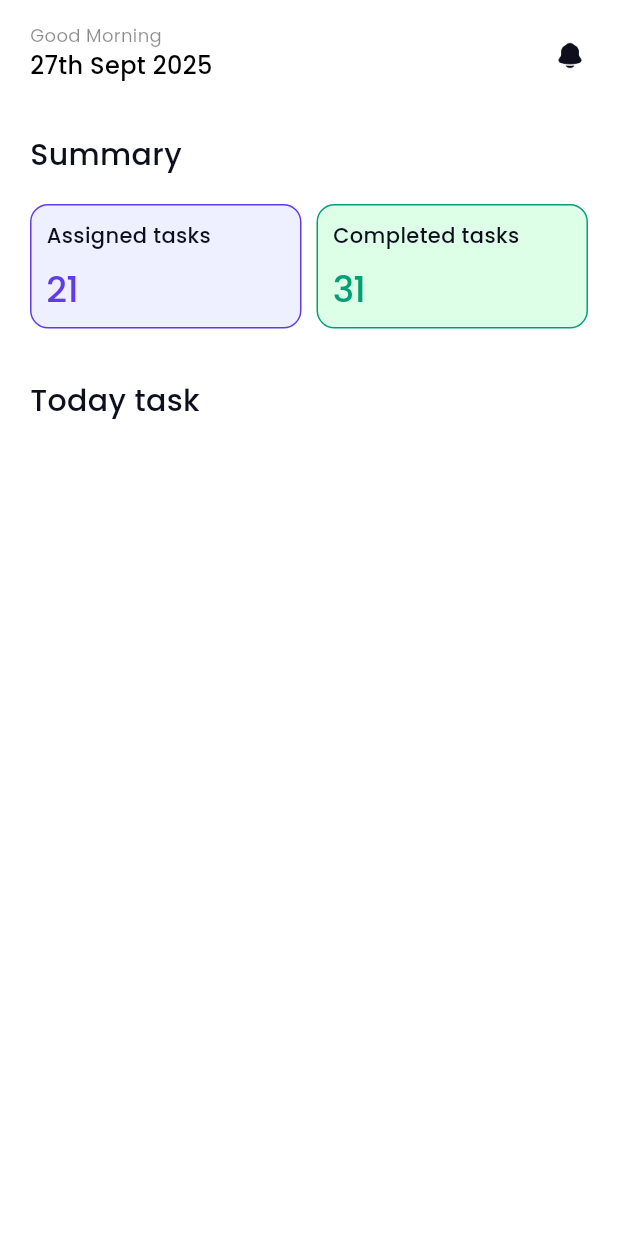
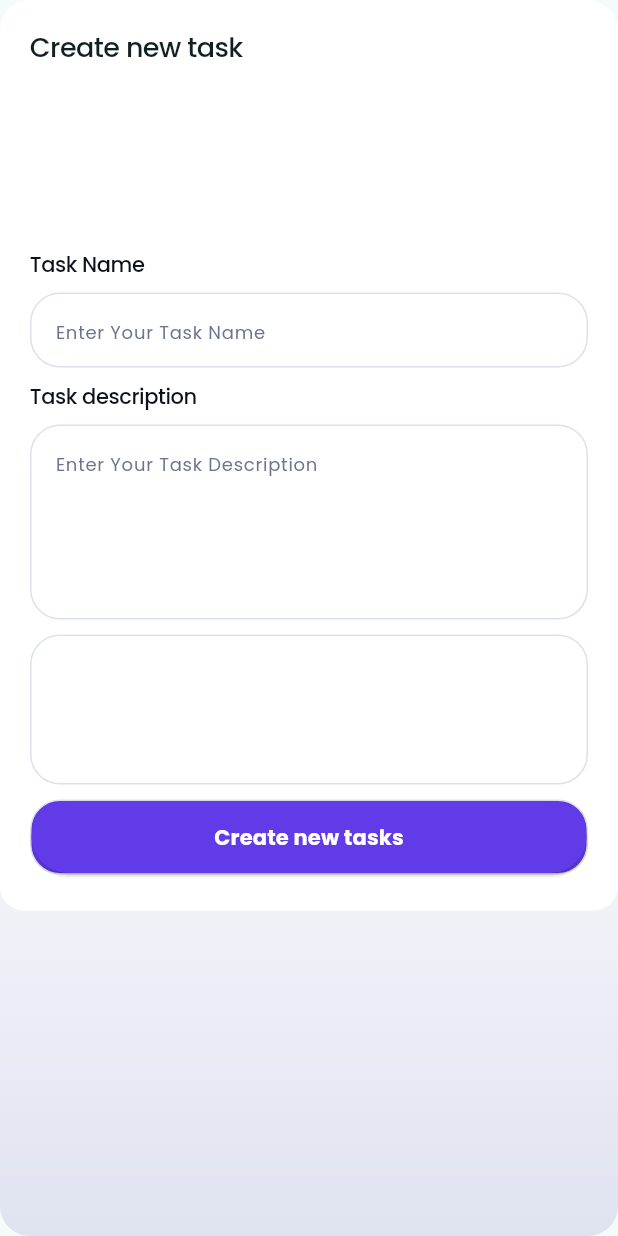
Before and after one commit to iamabdullahhossain/razinsofttask, a Flutter app: the screen it shows after launch, on a phone screen of 412 x 824 dp. Run offline on Flutter 3.47's test engine with Material 3 defaults, Android fonts, the phone set to English and light mode, and no system bars; our stand-ins replace gap.

```diff
--- /dev/null
+++ b/lib/app/module/new_task/view/new_task_screen.dart
@@ -0,0 +1,56 @@
+import 'package:flutter/material.dart';
+import 'package:gap/gap.dart';
+import 'package:razinsoft/app/module/new_task/view/sections/appbar/newtask_appbar.dart';
+import 'package:razinsoft/app/module/new_task/view/sections/create_task/create_task.dart';
+import 'package:razinsoft/app/shared/controller/screen_controller/screen_controller.dart';
+
+class NewTaskScreen extends StatefulWidget {
+  const NewTaskScreen({super.key});
+
+  @override
+  State<NewTaskScreen> createState() => _NewTaskScreenState();
+}
+
+class _NewTaskScreenState extends State<NewTaskScreen> {
+  @override
+  Widget build(BuildContext context) {
+    return SafeArea(
+      child: Scaffold(
+        body: Container(
+          // margin: EdgeInsets.only(left: 20, right: 20, top: 15),
+          clipBehavior: Clip.antiAlias,
+          decoration: ShapeDecoration(
+            gradient: LinearGradient(
+              colors: [Colors.white, const Color(0xFFDFE3F0)],
+              begin: Alignment(0.50, -0.00),
+              end: Alignment(0.50, 1.00),
+            ),
+            shape: RoundedRectangleBorder(
+              borderRadius: BorderRadius.circular(20),
+            ),
+          ),
+          child: Container(
+            height: ScreenController.screenHeight,
+            width: ScreenController.screenWidth,
+           // margin: EdgeInsets.only(left: 20, right: 20, top: 15),
+            child: Column(
+              mainAxisAlignment: MainAxisAlignment.start,
+              crossAxisAlignment: CrossAxisAlignment.start,
+              mainAxisSize: MainAxisSize.min,
+              children: [
+                Padding(
+                  padding: const EdgeInsets.only(left: 20, right: 20, top: 20),
+                  child: NewtaskAppbar(),
+                ),
+                Gap(100),
+                CreateTask()
+
+
+              ],
+            ),
+          ),
+        ),
+      ),
+    );
+  }
+}
--- /dev/null
+++ b/lib/app/module/new_task/view/sections/appbar/newtask_appbar.dart
@@ -0,0 +1,20 @@
+import 'package:flutter/material.dart';
+
+class NewtaskAppbar extends StatelessWidget {
+  const NewtaskAppbar({super.key});
+
+  @override
+  Widget build(BuildContext context) {
+    return Text(
+      "Create new task",
+      style: TextStyle(
+        color: const Color(0xFF112022),
+        fontSize: 18,
+        fontFamily: 'Poppins',
+        fontWeight: FontWeight.w500,
+        height: 1.30,
+        letterSpacing: -0.36,
+      ),
+    );
+  }
+}
--- /dev/null
+++ b/lib/app/module/new_task/view/sections/create_task/create_task.dart
@@ -0,0 +1,152 @@
+import 'package:flutter/material.dart';
+
+import '../../../../../core/values/app_colors.dart';
+
+class CreateTask extends StatefulWidget {
+  const CreateTask({super.key});
+
+  @override
+  State<CreateTask> createState() => _CreateTaskState();
+}
+
+class _CreateTaskState extends State<CreateTask> {
+  @override
+  Widget build(BuildContext context) {
+    return Expanded(
+      child: SingleChildScrollView(
+        child: Container(
+          width: double.infinity,
+          padding: EdgeInsets.symmetric(horizontal: 20, vertical: 24),
+          decoration: ShapeDecoration(
+            shape: RoundedRectangleBorder(
+              borderRadius: BorderRadius.circular(16),
+            ),
+            color: Colors.white,
+          ),
+          child: Column(
+            mainAxisAlignment: MainAxisAlignment.start,
+            crossAxisAlignment: CrossAxisAlignment.start,
+            spacing: 10,
+            children: [
+              Text(
+                "Task Name",
+                style: TextStyle(
+                  color: const Color(0xFF0D101C),
+                  fontSize: 14,
+                  fontFamily: 'Poppins',
+                  fontWeight: FontWeight.w500,
+                  height: 1.30,
+                  letterSpacing: -0.28,
+                ),
+              ),
+
+              Container(
+                height: 50,
+                decoration: BoxDecoration(
+                  borderRadius: BorderRadius.circular(20),
+                  border: Border.all(color: Color(0xFFDCE0EE)), // Gray border
+                  color: Colors.white,
+                ),
+                child: TextField(
+                  // controller: controller.patientNameController.value,
+                  cursorColor: AppColors.blackBold,
+                  /* onChanged: (value) =>
+                  controller.patientName.value = value,*/
+                  decoration: InputDecoration(
+                    hintText: 'Enter Your Task Name',
+                    hintStyle: TextStyle(
+                      color: const Color(0xFF6D7491),
+                      fontSize: 12,
+                      fontFamily: 'Poppins',
+                      fontWeight: FontWeight.w400,
+                      height: 1.40,
+                    ),
+                    border: InputBorder.none,
+                    contentPadding: EdgeInsets.only(left: 16, right: 8),
+                  ),
+                ),
+              ),
+
+              Text(
+                "Task description",
+                style: TextStyle(
+                  color: const Color(0xFF0D101C),
+                  fontSize: 14,
+                  fontFamily: 'Poppins',
+                  fontWeight: FontWeight.w500,
+                  height: 1.30,
+                  letterSpacing: -0.28,
+                ),
+              ),
+
+              Container(
+                height: 130,
+                decoration: BoxDecoration(
+                  borderRadius: BorderRadius.circular(20),
+                  border: Border.all(color: Color(0xFFDCE0EE)), // Gray border
+                  color: Colors.white,
+                ),
+                child: TextField(
+                  // controller: controller.patientNameController.value,
+                  cursorColor: AppColors.blackBold,
+                  /* onChanged: (value) =>
+                  controller.patientName.value = value,*/
+                  decoration: InputDecoration(
+                    hintText: 'Enter Your Task Description',
+                    hintStyle: TextStyle(
+                      color: const Color(0xFF6D7491),
+                      fontSize: 12,
+                      fontFamily: 'Poppins',
+                      fontWeight: FontWeight.w400,
+                      height: 1.40,
+                    ),
+                    border: InputBorder.none,
+                    contentPadding: EdgeInsets.only(left: 16, right: 8),
+                  ),
+                ),
+              ),
+
+              Container(
+                height: 100,
+                decoration: BoxDecoration(
+                  borderRadius: BorderRadius.circular(20),
+                  border: Border.all(color: Color(0xFFDCE0EE)), // Gray border
+                  color: Colors.white,
+                ),
+              ),
+
+              Container(
+                height: 50,
+                width: double.infinity,
+                decoration: BoxDecoration(
+                  borderRadius: BorderRadius.circular(20),
+                  border: Border.all(color: Color(0xFFDCE0EE)), // Gray border
+                   color: AppColors.buttonColor,
+                ),
+                child: ElevatedButton(
+                  style: ElevatedButton.styleFrom(
+                    backgroundColor: AppColors.buttonColor,
+                    shape: RoundedRectangleBorder(
+                      borderRadius: BorderRadius.circular(80),
+                    ),
+                  ),
+                  onPressed: () {},
+                  child: Text(
+                    "Create new tasks",
+                    style: TextStyle(
+                      color: Colors.white,
+                      fontSize: 14,
+                      fontFamily: 'Poppins',
+                      fontWeight: FontWeight.w600,
+                      height: 1.40,
+                    ),
+                  ),
+                ),
+              ),
+            ],
+          ),
+        ),
+      ),
+    );
+  }
+}
--- a/lib/main.dart
+++ b/lib/main.dart
@@ -1,5 +1,6 @@
 import 'package:flutter/material.dart';
 import 'package:razinsoft/app/module/home/view/home_screen.dart';
+import 'package:razinsoft/app/module/new_task/view/new_task_screen.dart';
 import 'package:razinsoft/app/shared/controller/screen_controller/screen_controller.dart';
 
 void main() {
@@ -18,7 +19,7 @@ class MyApp extends StatelessWidget {
         colorScheme: ColorScheme.fromSeed(seedColor: Colors.white),
         fontFamily: 'Poppins',
       ),
-      home: const HomeScreen(),
+      home: const NewTaskScreen(),
       debugShowCheckedModeBanner: false,
       builder: (context, child) {
         ScreenController.sizeInitialization(context);
--- a/pubspec.yaml
+++ b/pubspec.yaml
@@ -60,7 +60,7 @@ flutter:
 
   # To add assets to your application, add an assets section, like this:
   assets:
-     - assets/icons/notification.png
+     - assets/icons/
 
   # An image asset can refer to one or more resolution-specific "variants", see
   # https://flutter.dev/to/resolution-aware-images
```
Also changed, not shown: lib/app/module/home/view/home_screen.dart (+14 -2 lines), lib/app/module/home/view/sections/tasks/home_task.dart (+39 -3 lines), lib/app/module/home/view/sections/tasks/tabs/all_tasks.dart (added, +92 -0 lines), lib/app/module/home/view/sections/tasks/tabs/completed_tasks.dart (added, +93 -0 lines), assets/icons/timer.png (added).
